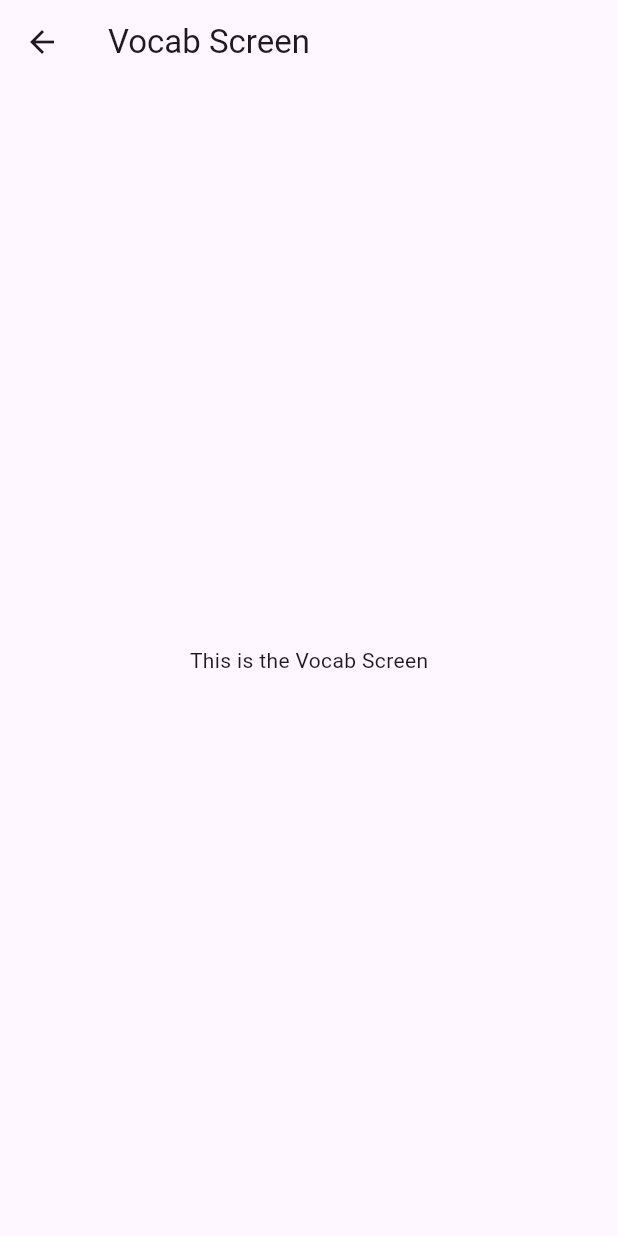
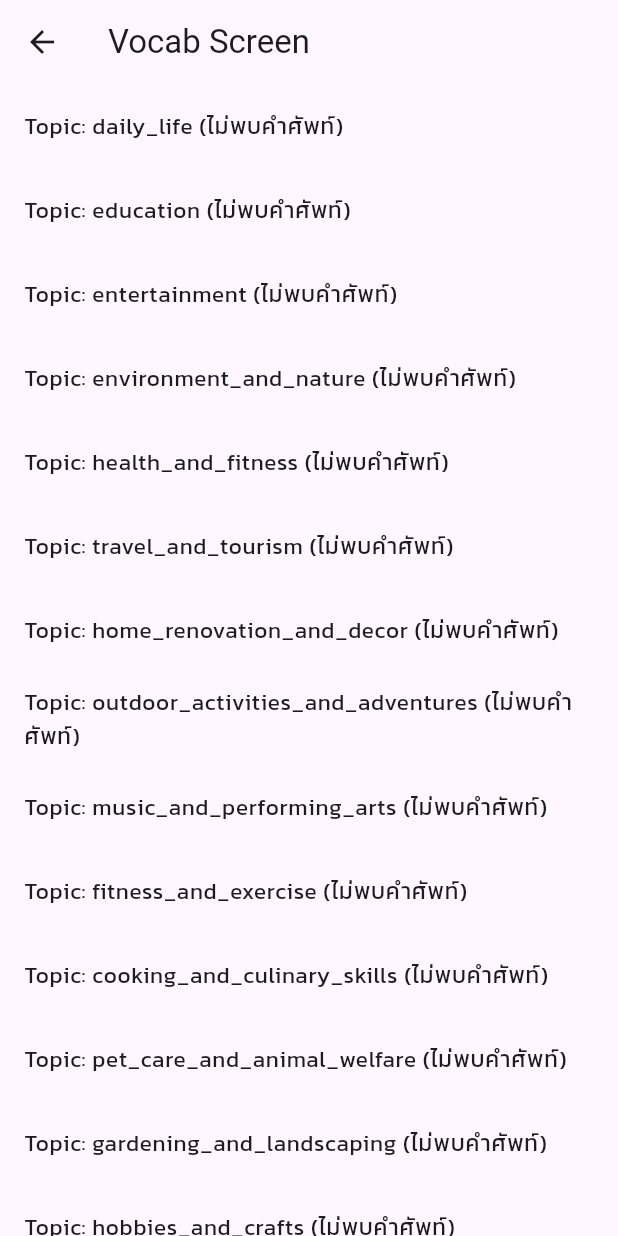
Before and after one commit to pumpkinn7/vocabtree, a Flutter app: the VocabScreen screen opened directly, on a phone screen of 412 x 824 dp. Run offline on Flutter 3.47's test engine with Material 3 defaults, Android fonts, the phone set to English and light mode, and no system bars; our stand-ins replace cloud_firestore, firebase_auth, firebase_core, firebase_storage, flutter_tts, google_nav_bar and 4 more; missing offline and left inert: day_night_switcher; accounts and stored records are empty; network calls fail.

Commit message:
pull vocab success

```diff
--- a/lib/features/flashcards/screens/flashcard_topic_screen.dart
+++ b/lib/features/flashcards/screens/flashcard_topic_screen.dart
@@ -150,6 +150,10 @@ class FlashcardScreenState extends State<FlashcardScreen> {
         .collection('vocabularies')
         .doc(flashcard.word)
         .set({
+      'userId': userId,
+      'level': level,
+      'topic': widget.topic,
+      'word': flashcard.word,
       'is_known': isKnown,
       'for_review': forReview,
       'meaning': flashcard.definition,
@@ -161,6 +165,8 @@ class FlashcardScreenState extends State<FlashcardScreen> {
       'timestamp': FieldValue.serverTimestamp(),
     }, SetOptions(merge: true));
   }
+
+
 
   @override
   Widget build(BuildContext context) {
--- a/lib/features/vocab/vocab_screen.dart
+++ b/lib/features/vocab/vocab_screen.dart
@@ -1,16 +1,140 @@
 import 'package:flutter/material.dart';
+import 'package:cloud_firestore/cloud_firestore.dart';
+import 'package:firebase_auth/firebase_auth.dart';
 
 class VocabScreen extends StatelessWidget {
   const VocabScreen({super.key});
 
+  // ฟังก์ชัน _getLevelFromTopic สำหรับอ้างอิง level จาก topic
+  String _getLevelFromTopic(String topic) {
+    if (topic.startsWith('daily_life') ||
+        topic.startsWith('education') ||
+        topic.startsWith('entertainment') ||
+        topic.startsWith('environment_and_nature') ||
+        topic.startsWith('health_and_fitness') ||
+        topic.startsWith('travel_and_tourism')) {
+      return 'B1';
+    } else if (topic.startsWith('home_renovation_and_decor') ||
+        topic.startsWith('outdoor_activities_and_adventures') ||
+        topic.startsWith('music_and_performing_arts') ||
+        topic.startsWith('fitness_and_exercise') ||
+        topic.startsWith('cooking_and_culinary_skills') ||
+        topic.startsWith('pet_care_and_animal_welfare') ||
+        topic.startsWith('gardening_and_landscaping') ||
+        topic.startsWith('hobbies_and_crafts')) {
+      return 'B2';
+    } else if (topic.startsWith('urban_living') ||
+        topic.startsWith('digital_well_being') ||
+        topic.startsWith('cultural_festivals') ||
+        topic.startsWith('creative_writing') ||
+        topic.startsWith('nutrition_and_wellness') ||
+        topic.startsWith('interior_decorating') ||
+        topic.startsWith('fashion_trends') ||
+        topic.startsWith('event_planning')) {
+      return 'C1';
+    } else if (topic.startsWith('immersive_technologies') ||
+        topic.startsWith('cosmic_discoveries') ||
+        topic.startsWith('digital_finance') ||
+        topic.startsWith('adrenaline_activities') ||
+        topic.startsWith('smart_automation') ||
+        topic.startsWith('legends_and_lore') ||
+        topic.startsWith('criminal_investigation')) {
+      return 'C2';
+    } else {
+      return 'B1';
+    }
+  }
+
   @override
   Widget build(BuildContext context) {
+    // รับค่า userId จาก Firebase Authentication
+    final String? userId = FirebaseAuth.instance.currentUser?.uid;
+
+    // กำหนดหัวข้อ (topics) ทั้งหมดที่มีการอ้างอิง
+    final List<String> topics = [
+      'daily_life',
+      'education',
+      'entertainment',
+      'environment_and_nature',
+      'health_and_fitness',
+      'travel_and_tourism',
+      'home_renovation_and_decor',
+      'outdoor_activities_and_adventures',
+      'music_and_performing_arts',
+      'fitness_and_exercise',
+      'cooking_and_culinary_skills',
+      'pet_care_and_animal_welfare',
+      'gardening_and_landscaping',
+      'hobbies_and_crafts',
+      'urban_living',
+      'digital_well_being',
+      'cultural_festivals',
+      'creative_writing',
+      'nutrition_and_wellness',
+      'interior_decorating',
+      'fashion_trends',
+      'event_planning',
+      'immersive_technologies',
+      'cosmic_discoveries',
+      'digital_finance',
+      'adrenaline_activities',
+      'smart_automation',
+      'legends_and_lore',
+      'criminal_investigation'
+    ];
+
     return Scaffold(
       appBar: AppBar(
         title: const Text('Vocab Screen'),
       ),
-      body: const Center(
-        child: Text('This is the Vocab Screen'),
+      body: ListView.builder(
+        itemCount: topics.length,
+        itemBuilder: (context, index) {
+          final topic = topics[index];
+          final String level = _getLevelFromTopic(topic);
+
+          return StreamBuilder<QuerySnapshot>(
+            stream: FirebaseFirestore.instance
+                .collection('users')
+                .doc(userId)
+                .collection(level)
+                .doc(topic)
+                .collection('vocabularies')
+                .snapshots(),
+            builder: (context, snapshot) {
+              if (snapshot.hasError) {
+                return Center(
+                  child: Text('เกิดข้อผิดพลาดในการดึงข้อมูล: ${snapshot.error}'),
+                );
+              }
+
+              if (snapshot.connectionState == ConnectionState.waiting) {
+                return const Center(child: CircularProgressIndicator());
+              }
+
+              if (!snapshot.hasData || snapshot.data!.docs.isEmpty) {
+                return ListTile(
+                  title: Text('Topic: $topic (ไม่พบคำศัพท์)'),
+                );
+              }
+
+              final vocabDocs = snapshot.data!.docs;
+
+              return ExpansionTile(
+                title: Text('Topic: $topic (Level: $level)'),
+                children: vocabDocs.map((doc) {
+                  final vocabData = doc.data() as Map<String, dynamic>;
+                  final word = vocabData['word'] ?? '';
+                  final meaning = vocabData['meaning'] ?? '';
+                  return ListTile(
+                    title: Text(word),
+                    subtitle: Text(meaning),
+                  );
+                }).toList(),
+              );
+            },
+          );
+        },
       ),
     );
   }
```
